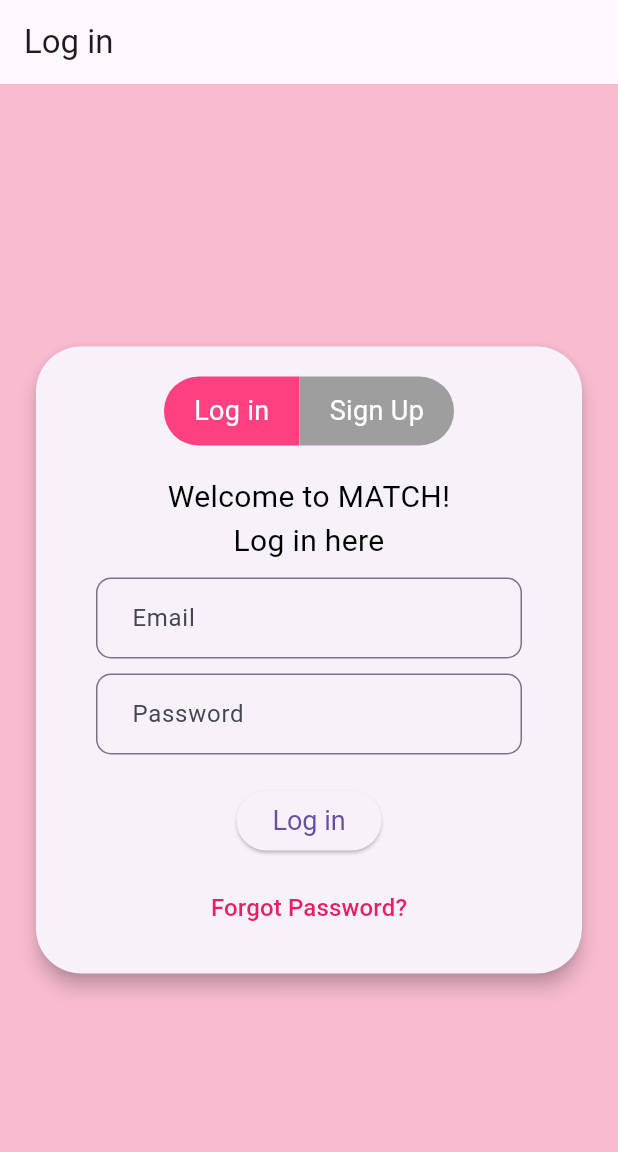
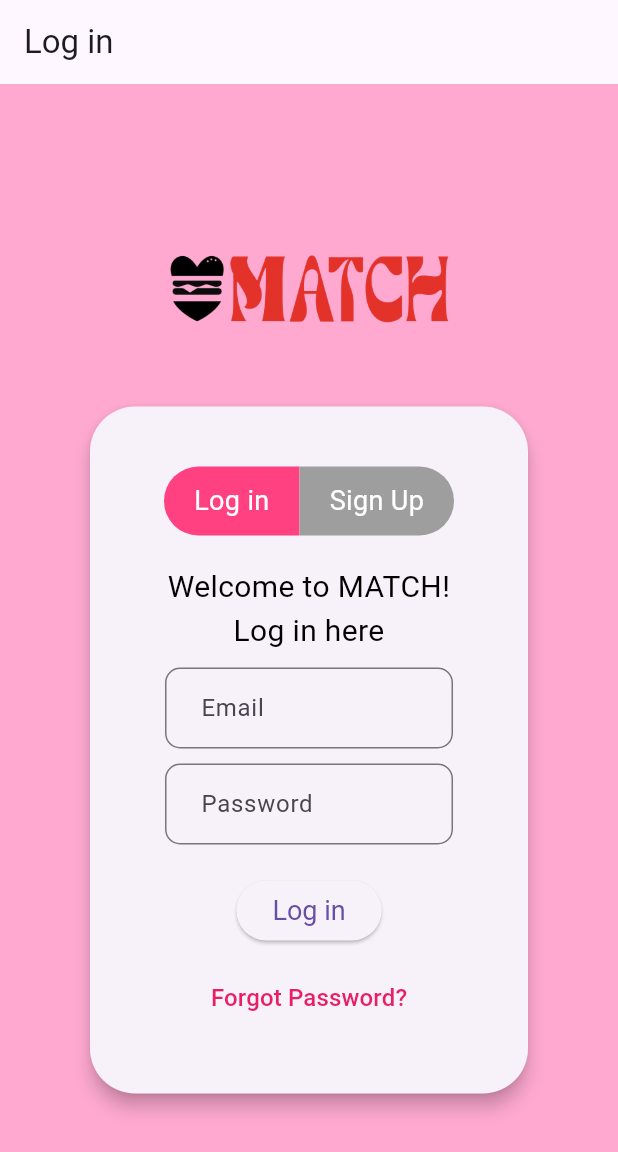
Before and after one commit to Brianpppp/proyecto_match, a Flutter app: the screen it shows after launch, on a phone screen of 412 x 824 dp. Shown: the top 1152 px of the screen. Run offline on Flutter 3.47's test engine with Material 3 defaults, Android fonts, the phone set to English and light mode, and no system bars; our stand-ins replace firebase_auth, firebase_core; accounts and stored records are empty.

Commit message:
Logo in login/Register page + visual changes

```diff
--- a/lib/screens/login_registro_screen.dart
+++ b/lib/screens/login_registro_screen.dart
@@ -19,8 +19,10 @@ class MyApp extends StatelessWidget {
       title: 'Flutter Authentication',
       theme: ThemeData(
         primarySwatch: Colors.pink,
-        colorScheme: ColorScheme.fromSwatch().copyWith(secondary: Colors.pink), // Definir el esquema de colores con el tono de rosa
-
+        colorScheme: ColorScheme.fromSwatch().copyWith(
+          secondary: Colors.pink,
+          background: Color.fromRGBO(255, 169, 209, 1.0), // Establecer el color de fondo de la aplicación
+        ),
       ),
       home: AuthScreen(),
     );
@@ -102,10 +104,11 @@ class _AuthScreenState extends State<AuthScreen> {
         SnackBar(
           content: Text('Password reset email sent!'),
           duration: Duration(seconds: 2),
+
         ),
       );
     } catch (error) {
-      _showErrorDialog('Failed to send reset email. Please check your email address.');
+      _showErrorDialog('Failed to send reset password. Please check your email address.');
     }
   }
 
@@ -130,21 +133,35 @@ class _AuthScreenState extends State<AuthScreen> {
   @override
   Widget build(BuildContext context) {
     return Scaffold(
+      backgroundColor: Color.fromRGBO(255, 169, 209, 1.0), // Color de fondo rosa
+
       appBar: AppBar(
         title: Text(_isLogin ? 'Log in' : 'Sign Up'),
       ),
-      body: Container(
-        color: Colors.pink[100],
-        padding: EdgeInsets.all(20),
-        child: Center(
+      body: Center(
         child: SingleChildScrollView(
+          child: Column(
+            mainAxisAlignment: MainAxisAlignment.center,
+            children: [
+              Container(
+                color: Color.fromRGBO(255, 169, 209, 1.0),
+                height: 100, // Ajusta según tus necesidades
+                width: 200,
+                child: Image.asset(
+                  'assets/match2.png',
+                  fit: BoxFit.cover,
+                ),
+              ),
+              SizedBox(height: 20),
+              SizedBox(
+                width: 300, // Anchura deseada para la tarjeta
                 child: Card(
                   elevation: 5,
                   shape: RoundedRectangleBorder(
                     borderRadius: BorderRadius.circular(30),
                   ),
                   child: Padding(
-                padding: EdgeInsets.all(20),
+                    padding: EdgeInsets.all(40),
                     child: Column(
                       mainAxisAlignment: MainAxisAlignment.center,
                       children: [
@@ -205,7 +222,7 @@ class _AuthScreenState extends State<AuthScreen> {
                         ),
                         SizedBox(height: 10),
                         Padding(
-                      padding: EdgeInsets.symmetric(horizontal: 20),
+                          padding: EdgeInsets.symmetric(horizontal: 10),
                           child: TextField(
                             controller: _emailController,
                             decoration: InputDecoration(
@@ -220,7 +237,7 @@ class _AuthScreenState extends State<AuthScreen> {
                         ),
                         SizedBox(height: 10),
                         Padding(
-                      padding: EdgeInsets.symmetric(horizontal: 20),
+                          padding: EdgeInsets.symmetric(horizontal: 10),
                           child: TextField(
                             controller: _passwordController,
                             decoration: InputDecoration(
@@ -255,6 +272,8 @@ class _AuthScreenState extends State<AuthScreen> {
                   ),
                 ),
               ),
+            ],
+          ),
         ),
       ),
     );
```
Lines whose indentation alone changed are shown as unchanged.
